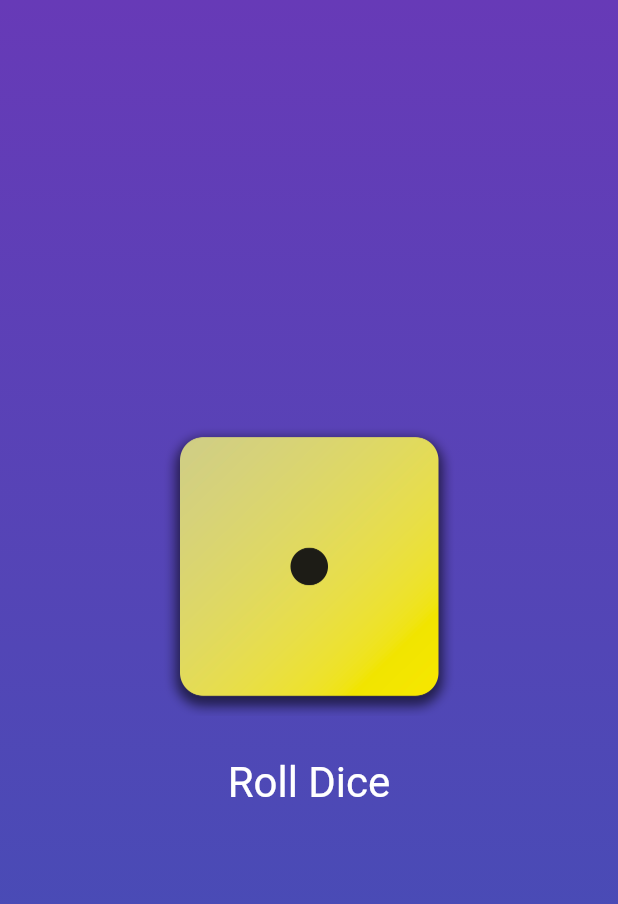
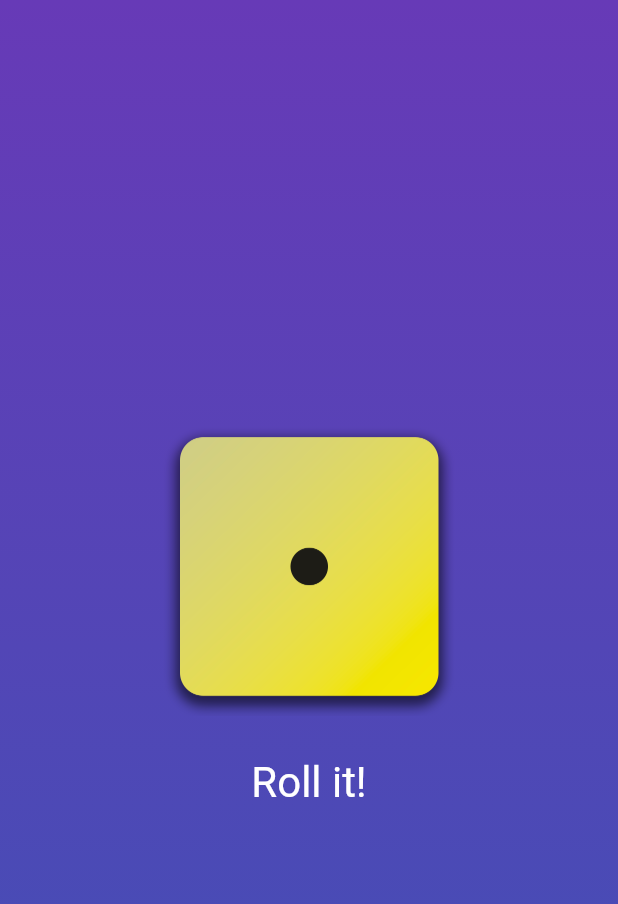
Before and after one commit to Zarf-42/flutter-course-lab, a Flutter app: the screen it shows after launch, on a phone screen of 412 x 824 dp. Shown: the top 904 px of the screen. Run offline on Flutter 3.47's test engine with Material 3 defaults, Android fonts, the phone set to English and light mode, and no system bars.

Commit message:
Finalizing 1.0 version of app

```diff
--- a/dice_roller/lib/dice_roller.dart
+++ b/dice_roller/lib/dice_roller.dart
@@ -24,12 +24,12 @@ class _DiceRollerState extends State<DiceRoller> {
 
   @override
   Widget build(context) {
-    return Column(
-          mainAxisSize: MainAxisSize.min,
-          children: [
-          Image.asset(
-            'assets/images/dice-$currentDiceRoll.png',
-            width: 200),
+    return GestureDetector(
+      onTap: rollDice,
+      child: Column(
+        mainAxisSize: MainAxisSize.min,
+        children: [
+          Image.asset('assets/images/dice-$currentDiceRoll.png', width: 200),
           const SizedBox(height: 20),
           TextButton(
             onPressed: rollDice,
@@ -39,9 +39,10 @@ class _DiceRollerState extends State<DiceRoller> {
                 fontSize: 28,
               ),
             ),
-            child: const Text('Roll Dice'),
-            )
+            child: const Text('Roll it!'),
+          )
         ],
-        );
+      ),
+    );
   }
 }
```
